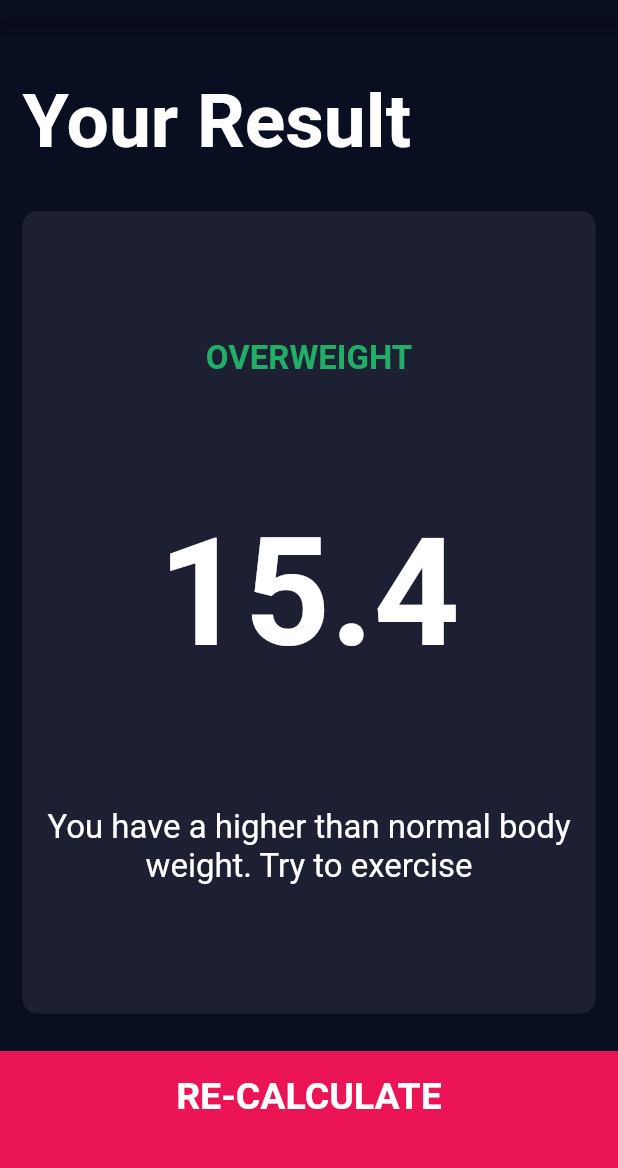
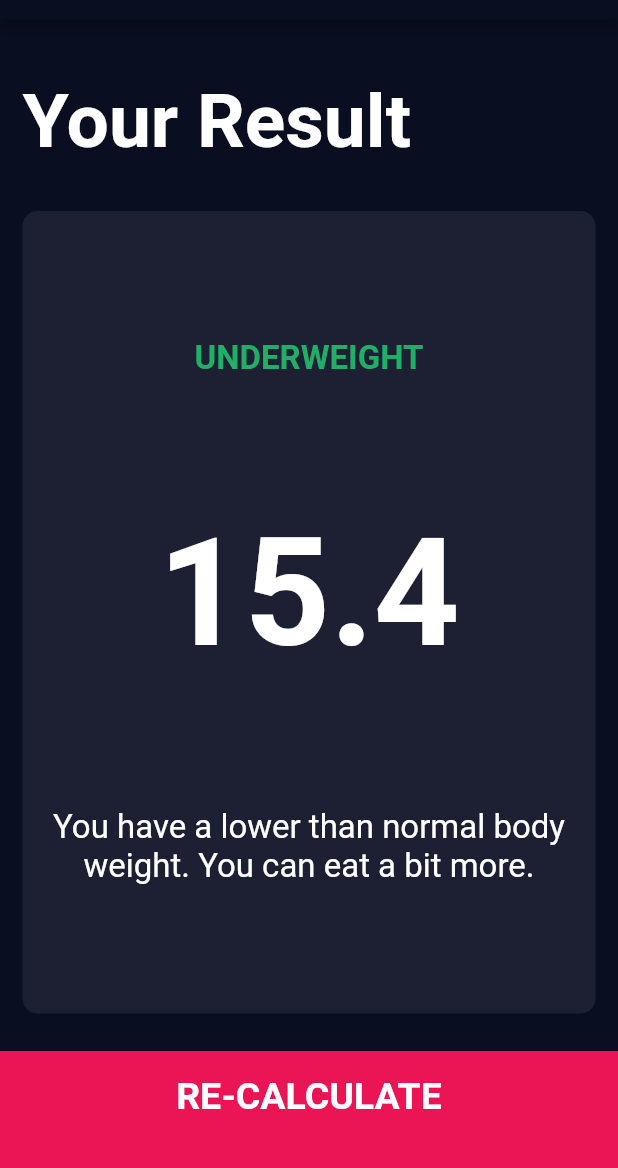
Before and after one commit to anup810/bmi_calculator, a Flutter app: the screen it shows after launch, after a tap on "CALCULATE", on a phone screen of 412 x 824 dp, the part 65-1233 px from its top. Run offline on Flutter 3.47's test engine with Material 2 defaults, Android fonts, the phone set to English and light mode, and no system bars; our stand-ins replace font_awesome_flutter.

Commit message:
error correction

```diff
--- a/lib/calculator_brain.dart
+++ b/lib/calculator_brain.dart
@@ -14,22 +14,22 @@ class CalculatorBrain {
   }
 
   String getResult() {
-    if (_bmi <= 25) {
-      return 'OverWeight';
+    if (_bmi >= 25) {
+      return 'Overweight';
     } else if (_bmi > 18.5) {
       return 'Normal';
     } else {
-      return ' UnderWeight';
+      return 'Underweight';
     }
   }
 
   String getInterpretation() {
-    if (_bmi <= 25) {
-      return 'You have a higher than normal body weight. Try to exercise';
-    } else if (_bmi > 18.5) {
-      return 'You have a normal body wight. Good job';
+    if (_bmi >= 25) {
+      return 'You have a higher than normal body weight. Try to exercise more.';
+    } else if (_bmi >= 18.5) {
+      return 'You have a normal body weight. Good job!';
     } else {
-      return 'You have lower than normal body weight. You should eat more.';
+      return 'You have a lower than normal body weight. You can eat a bit more.';
     }
   }
 }
--- a/lib/main.dart
+++ b/lib/main.dart
@@ -13,6 +13,7 @@ class BMICalculator extends StatelessWidget {
           primaryColor: Color(0xFF0A0E21),
           scaffoldBackgroundColor: Color(0xFF0A0E21)),
       home: InputPage(),
+      //routes: ,
     );
   }
 }
```
Also changed, not shown: 1 other file.
